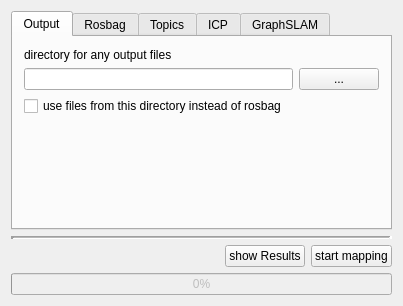
The window that src/grabe_mapping/src/rqt_plugin/gui_plugin.ui (JannikGrabe/grabe_mapping) describes before a commit, drawn with Qt 5.
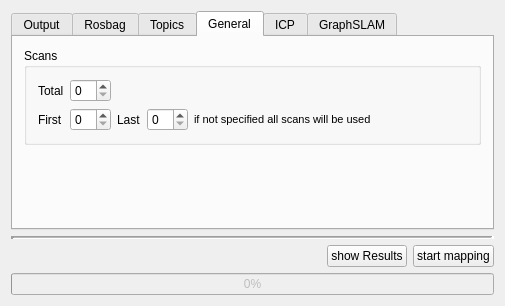
The same window after the commit. The open tabs and pages were chosen to show the change.

Diff of the .ui file:
```diff
--- a/src/grabe_mapping/src/rqt_plugin/gui_plugin.ui
+++ b/src/grabe_mapping/src/rqt_plugin/gui_plugin.ui
@@ -6,7 +6,7 @@
    <rect>
     <x>0</x>
     <y>0</y>
-    <width>403</width>
+    <width>505</width>
     <height>306</height>
    </rect>
   </property>
@@ -277,6 +277,90 @@
           </item>
          </layout>
         </widget>
+        <widget class="QWidget" name="tab_general">
+         <attribute name="title">
+          <string>General</string>
+         </attribute>
+         <layout class="QVBoxLayout" name="verticalLayout_5">
+          <item>
+           <widget class="QGroupBox" name="gb_scans">
+            <property name="title">
+             <string>Scans</string>
+            </property>
+            <layout class="QGridLayout" name="gridLayout_2">
+             <item row="1" column="4">
+              <widget class="QSpinBox" name="sb_last"/>
+             </item>
+             <item row="1" column="0">
+              <widget class="QLabel" name="l_first">
+               <property name="text">
+                <string>First</string>
+               </property>
+              </widget>
+             </item>
+             <item row="0" column="0">
+              <widget class="QLabel" name="l_total">
+               <property name="text">
+                <string>Total</string>
+               </property>
+              </widget>
+             </item>
+             <item row="1" column="3">
+              <widget class="QLabel" name="l_last">
+               <property name="text">
+                <string>Last</string>
+               </property>
+              </widget>
+             </item>
+             <item row="1" column="1">
+              <widget class="QSpinBox" name="sb_first"/>
+             </item>
+             <item row="1" column="6">
+              <spacer name="hs">
+               <property name="orientation">
+                <enum>Qt::Horizontal</enum>
+               </property>
+               <property name="sizeHint" stdset="0">
+                <size>
+                 <width>40</width>
+                 <height>20</height>
+                </size>
+               </property>
+              </spacer>
+             </item>
+             <item row="0" column="1">
+              <widget class="QSpinBox" name="sb_total"/>
+             </item>
+             <item row="1" column="5">
+              <widget class="QLabel" name="l_info">
+               <property name="font">
+                <font>
+                 <pointsize>8</pointsize>
+                </font>
+               </property>
+               <property name="text">
+                <string>if not specified all scans will be used</string>
+               </property>
+              </widget>
+             </item>
+            </layout>
+           </widget>
+          </item>
+          <item>
+           <spacer name="vs5">
+            <property name="orientation">
+             <enum>Qt::Vertical</enum>
+            </property>
+            <property name="sizeHint" stdset="0">
+             <size>
+              <width>20</width>
+              <height>40</height>
+             </size>
+            </property>
+           </spacer>
+          </item>
+         </layout>
+        </widget>
         <widget class="QWidget" name="tab_icp">
          <attribute name="title">
           <string>ICP</string>
```
Left out of the diff: 2 changed lines with no effect on the pictures.
